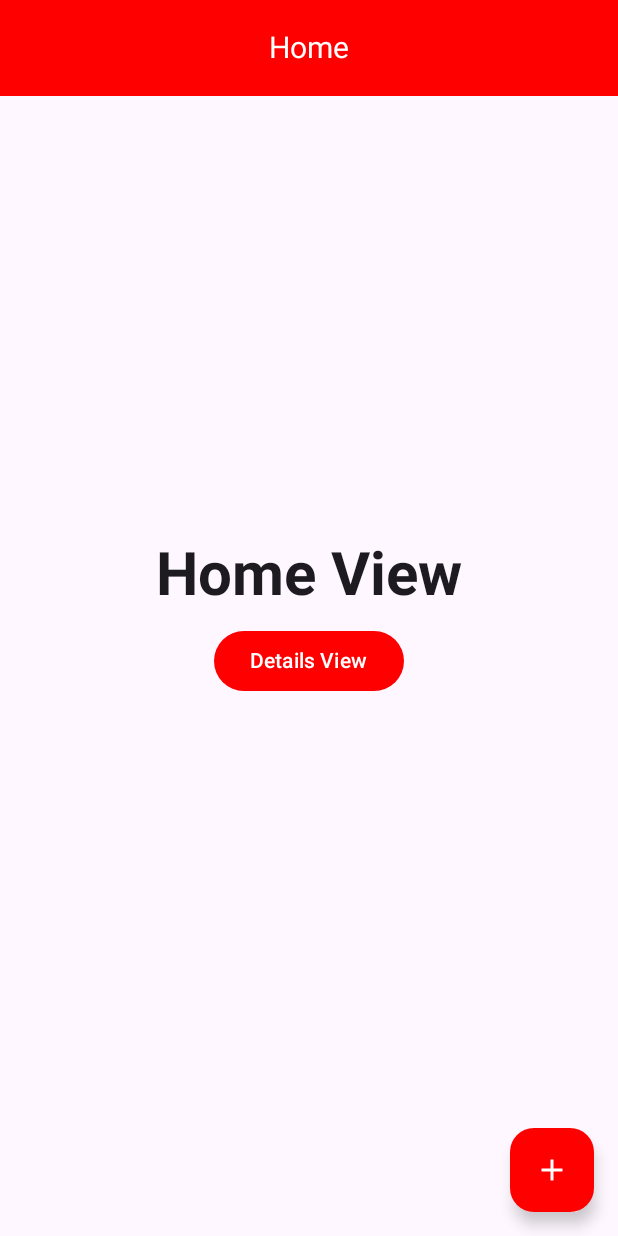
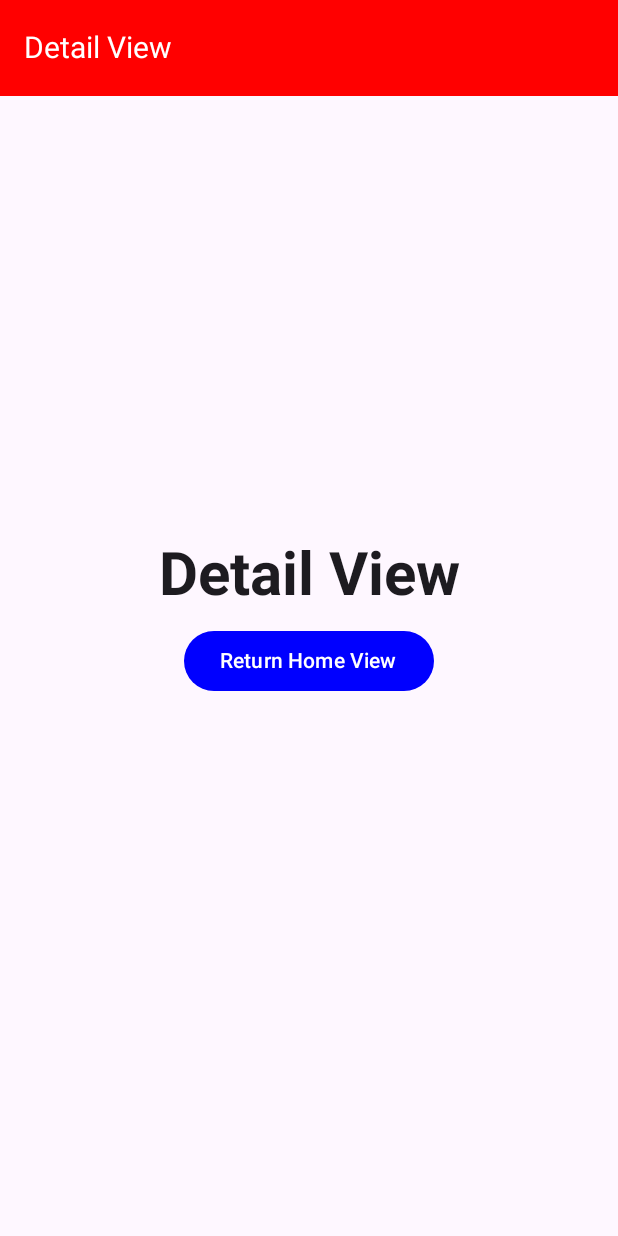
Before and after one commit to IsraelMerlyn/miapp_, an Android app built with Jetpack Compose: the screen it shows after launch (MainActivity), after a tap on "Details View", on a phone screen of 412 x 824 dp. Run offline under Robolectric (Android 15) with nearby library versions, the phone set to English and light mode, and no system bars.

Commit message:
tasks #0.6 Implementando Estructura de Navegacion

```diff
--- a/app/src/main/java/com/israelmerlyn/app_jetpack/MainActivity.kt
+++ b/app/src/main/java/com/israelmerlyn/app_jetpack/MainActivity.kt
@@ -11,7 +11,9 @@ import androidx.compose.material3.Text
 import androidx.compose.runtime.Composable
 import androidx.compose.ui.Modifier
 import androidx.compose.ui.tooling.preview.Preview
+import com.israelmerlyn.app_jetpack.navegation.NavMananger
 import com.israelmerlyn.app_jetpack.ui.theme.App_JetpackTheme
+import com.israelmerlyn.app_jetpack.views.DetailsView
 import com.israelmerlyn.app_jetpack.views.HomeView
 
 class MainActivity : ComponentActivity() {
@@ -19,7 +21,7 @@ class MainActivity : ComponentActivity() {
         super.onCreate(savedInstanceState)
         enableEdgeToEdge()
         setContent {
-        HomeView()
+            NavMananger()
         }
     }
 }
--- a/app/src/main/java/com/israelmerlyn/app_jetpack/navegation/NavManager.kt
+++ b/app/src/main/java/com/israelmerlyn/app_jetpack/navegation/NavManager.kt
@@ -1 +1,23 @@
 package com.israelmerlyn.app_jetpack.navegation
+
+
+import androidx.compose.runtime.Composable
+import androidx.navigation.NavController
+import androidx.navigation.compose.NavHost
+import androidx.navigation.compose.composable
+import androidx.navigation.compose.rememberNavController
+import com.israelmerlyn.app_jetpack.views.DetailsView
+import com.israelmerlyn.app_jetpack.views.HomeView
+
+@Composable
+fun NavMananger() {
+    val navController = rememberNavController()
+    NavHost(navController = navController, startDestination = "Home") {
+        composable("Home") {
+            HomeView(navController)
+        }
+        composable("Details") {
+            DetailsView(navController)
+        }
+    }
+}
--- a/app/src/main/java/com/israelmerlyn/app_jetpack/views/DetailView.kt
+++ b/app/src/main/java/com/israelmerlyn/app_jetpack/views/DetailView.kt
@@ -1,13 +1,51 @@
 package com.israelmerlyn.app_jetpack.views
 
+import androidx.compose.foundation.layout.Arrangement
+import androidx.compose.foundation.layout.Column
+import androidx.compose.foundation.layout.fillMaxSize
+import androidx.compose.material3.ExperimentalMaterial3Api
+import androidx.compose.material3.Scaffold
+import androidx.compose.material3.TopAppBar
+import androidx.compose.material3.TopAppBarDefaults
 import androidx.compose.runtime.Composable
+import androidx.compose.ui.Alignment
+import androidx.compose.ui.Modifier
+import androidx.compose.ui.graphics.Color
+import androidx.navigation.NavController
+import com.israelmerlyn.app_jetpack.components.MainButton
+import com.israelmerlyn.app_jetpack.components.Space
+import com.israelmerlyn.app_jetpack.components.TitleBar
+import com.israelmerlyn.app_jetpack.components.TitleView
 
+@OptIn(ExperimentalMaterial3Api::class)
 @Composable
-fun DetailsView(){
+fun DetailsView(navController: NavController){
+    Scaffold (
+        topBar = {
+            TopAppBar(
+                title = { TitleBar(name = "Detail View") }, colors = TopAppBarDefaults.mediumTopAppBarColors(
+                    containerColor = Color.Red
+                )
+            )
+        }
+    ) {
+        ContentDetailView(navController)
 
+    }
 }
 
 @Composable
-fun ContentDetailView(){
+fun ContentDetailView(navController: NavController){
+    Column(
+        modifier = Modifier.fillMaxSize(),
+        verticalArrangement = Arrangement.Center,
+        horizontalAlignment = Alignment.CenterHorizontally
+    ) {
+        TitleView(name = "Detail View")
+        Space()
+        MainButton(name = "Return Home View", color = Color.White, backColor = Color.Blue) {
+           navController.popBackStack()
+        }
+    }
 
 }
--- a/app/src/main/java/com/israelmerlyn/app_jetpack/views/HomeView.kt
+++ b/app/src/main/java/com/israelmerlyn/app_jetpack/views/HomeView.kt
@@ -1,5 +1,6 @@
 package com.israelmerlyn.app_jetpack.views
 
+import android.annotation.SuppressLint
 import androidx.compose.foundation.layout.Arrangement
 import androidx.compose.foundation.layout.Column
 import androidx.compose.foundation.layout.fillMaxSize
@@ -13,15 +14,17 @@ import androidx.compose.runtime.Composable
 import androidx.compose.ui.Alignment
 import androidx.compose.ui.Modifier
 import androidx.compose.ui.graphics.Color
+import androidx.navigation.NavController
 import com.israelmerlyn.app_jetpack.components.ActionButton
 import com.israelmerlyn.app_jetpack.components.MainButton
 import com.israelmerlyn.app_jetpack.components.Space
 import com.israelmerlyn.app_jetpack.components.TitleBar
 import com.israelmerlyn.app_jetpack.components.TitleView
 
+@SuppressLint("UnusedMaterial3ScaffoldPaddingParameter")
 @OptIn(ExperimentalMaterial3Api::class)
 @Composable
-fun HomeView() {
+fun HomeView(navController: NavController) {
 
     Scaffold(
         topBar = {
@@ -36,12 +39,12 @@ fun HomeView() {
             ActionButton()
         }
     ) {
-        ContentHomeView()
+        ContentHomeView(navController)
     }
 }
 
 @Composable
-fun ContentHomeView() {
+fun ContentHomeView(navController: NavController) {
     Column(
         modifier = Modifier.fillMaxSize(),
         verticalArrangement = Arrangement.Center,
@@ -50,7 +53,7 @@ fun ContentHomeView() {
         TitleView(name = "Home View")
         Space()
         MainButton(name = "Details View", color = Color.White, backColor = Color.Red) {
-            println("btn generico")
+          navController.navigate("Details")
         }
     }
 }
```
